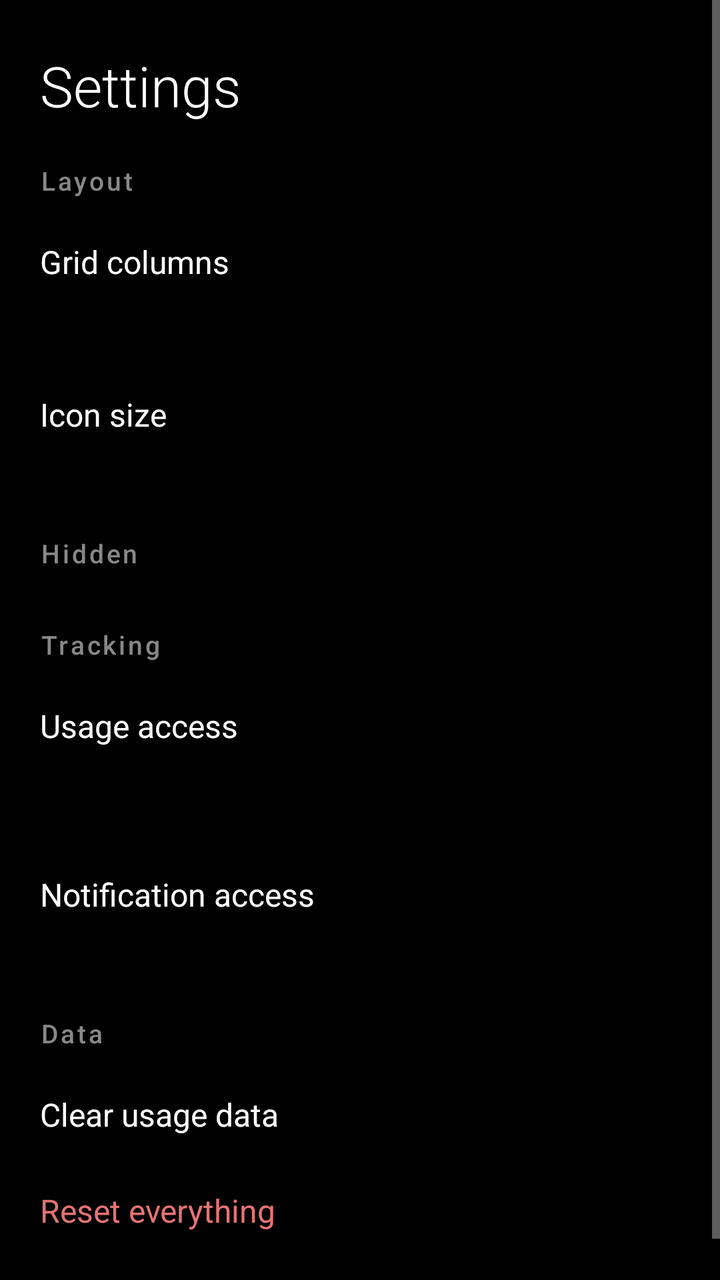
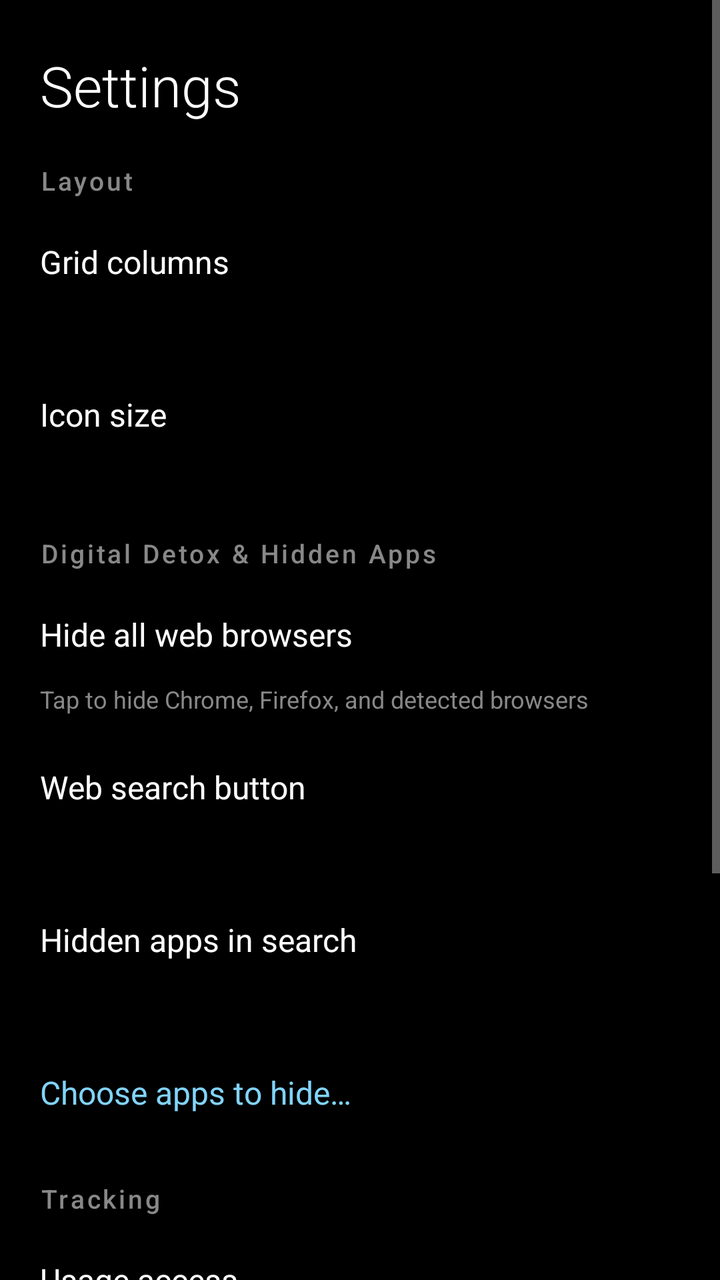

Compare the two renders of this Android layout. The source of the first and the diff that turns it into the second are given below.
<!-- AndroidManifest.xml: application theme Theme.AppCompat.NoActionBar -->
<!-- res/layout/activity_settings.xml -->
<?xml version="1.0" encoding="utf-8"?>
<ScrollView
    xmlns:android="http://schemas.android.com/apk/res/android"
    android:layout_width="match_parent"
    android:layout_height="match_parent"
    android:background="@android:color/black"
    android:fillViewport="true">

    <LinearLayout
        android:layout_width="match_parent"
        android:layout_height="wrap_content"
        android:orientation="vertical"
        android:paddingStart="20dp"
        android:paddingEnd="20dp"
        android:paddingTop="24dp"
        android:paddingBottom="32dp">

        <TextView
            android:layout_width="wrap_content"
            android:layout_height="wrap_content"
            android:text="Settings"
            android:textSize="28sp"
            android:textColor="#FFFFFF"
            android:fontFamily="sans-serif-light"
            android:paddingBottom="20dp" />

        <TextView
            android:layout_width="match_parent"
            android:layout_height="wrap_content"
            android:text="Layout"
            android:textSize="13sp"
            android:textColor="#888888"
            android:fontFamily="sans-serif-medium"
            android:letterSpacing="0.1"
            android:paddingBottom="8dp" />

        <TextView
            android:id="@+id/btn_grid_columns"
            android:layout_width="match_parent"
            android:layout_height="wrap_content"
            android:minHeight="48dp"
            android:gravity="center_vertical"
            android:text="Grid columns"
            android:textSize="16sp"
            android:textColor="#FFFFFF"
            android:background="?attr/selectableItemBackground" />

        <TextView
            android:id="@+id/grid_columns_status"
            android:layout_width="match_parent"
            android:layout_height="wrap_content"
            android:textSize="12sp"
            android:textColor="#888888"
            android:paddingBottom="12dp" />

        <TextView
            android:id="@+id/btn_icon_scale"
            android:layout_width="match_parent"
            android:layout_height="wrap_content"
            android:minHeight="48dp"
            android:gravity="center_vertical"
            android:text="Icon size"
            android:textSize="16sp"
            android:textColor="#FFFFFF"
            android:background="?attr/selectableItemBackground" />

        <TextView
            android:id="@+id/icon_scale_status"
            android:layout_width="match_parent"
            android:layout_height="wrap_content"
            android:textSize="12sp"
            android:textColor="#888888"
            android:paddingBottom="20dp" />

        <TextView
            android:layout_width="match_parent"
            android:layout_height="wrap_content"
            android:text="Hidden"
            android:textSize="13sp"
            android:textColor="#888888"
            android:fontFamily="sans-serif-medium"
            android:letterSpacing="0.1"
            android:paddingBottom="8dp" />

        <LinearLayout
            android:id="@+id/section_hidden"
            android:layout_width="match_parent"
            android:layout_height="wrap_content"
            android:orientation="vertical"
            android:paddingBottom="20dp" />

        <TextView
            android:layout_width="match_parent"
            android:layout_height="wrap_content"
            android:text="Tracking"
            android:textSize="13sp"
            android:textColor="#888888"
            android:fontFamily="sans-serif-medium"
            android:letterSpacing="0.1"
            android:paddingBottom="8dp" />

        <TextView
            android:id="@+id/btn_usage_access"
            android:layout_width="match_parent"
            android:layout_height="wrap_content"
            android:minHeight="48dp"
            android:gravity="center_vertical"
            android:text="Usage access"
            android:textSize="16sp"
            android:textColor="#FFFFFF"
            android:background="?attr/selectableItemBackground" />

        <TextView
            android:id="@+id/usage_access_status"
            android:layout_width="match_parent"
            android:layout_height="wrap_content"
            android:textSize="12sp"
            android:textColor="#888888"
            android:paddingBottom="20dp" />

        <TextView
            android:id="@+id/btn_notif_access"
            android:layout_width="match_parent"
            android:layout_height="wrap_content"
            android:minHeight="48dp"
            android:gravity="center_vertical"
            android:text="Notification access"
            android:textSize="16sp"
            android:textColor="#FFFFFF"
            android:background="?attr/selectableItemBackground" />

        <TextView
            android:id="@+id/notif_access_status"
            android:layout_width="match_parent"
            android:layout_height="wrap_content"
            android:textSize="12sp"
            android:textColor="#888888"
            android:paddingBottom="20dp" />

        <TextView
            android:layout_width="match_parent"
            android:layout_height="wrap_content"
            android:text="Data"
            android:textSize="13sp"
            android:textColor="#888888"
            android:fontFamily="sans-serif-medium"
            android:letterSpacing="0.1"
            android:paddingBottom="8dp" />

        <TextView
            android:id="@+id/btn_clear_usage"
            android:layout_width="match_parent"
            android:layout_height="48dp"
            android:gravity="center_vertical"
            android:text="Clear usage data"
            android:textSize="16sp"
            android:textColor="#FFFFFF"
            android:background="?attr/selectableItemBackground" />

        <TextView
            android:id="@+id/btn_reset_all"
            android:layout_width="match_parent"
            android:layout_height="48dp"
            android:gravity="center_vertical"
            android:text="Reset everything"
            android:textSize="16sp"
            android:textColor="#E57373"
            android:background="?attr/selectableItemBackground" />

    </LinearLayout>
</ScrollView>
<!-- resources referenced by this layout -->
<resources>

</resources>

<!-- the commit's change to res/layout/activity_settings.xml (unified diff, before → after) -->
@@ -75,12 +75,81 @@
         <TextView
             android:layout_width="match_parent"
             android:layout_height="wrap_content"
-            android:text="Hidden"
-            android:textSize="13sp"
-            android:textColor="#888888"
-            android:fontFamily="sans-serif-medium"
-            android:letterSpacing="0.1"
-            android:paddingBottom="8dp" />
+            android:text="Digital Detox &amp; Hidden Apps"
+            android:textSize="13sp"
+            android:textColor="#888888"
+            android:fontFamily="sans-serif-medium"
+            android:letterSpacing="0.1"
+            android:paddingBottom="8dp" />
+
+        <TextView
+            android:id="@+id/btn_hide_browsers"
+            android:layout_width="match_parent"
+            android:layout_height="wrap_content"
+            android:minHeight="48dp"
+            android:gravity="center_vertical"
+            android:text="Hide all web browsers"
+            android:textSize="16sp"
+            android:textColor="#FFFFFF"
+            android:background="?attr/selectableItemBackground" />
+
+        <TextView
+            android:id="@+id/hide_browsers_status"
+            android:layout_width="match_parent"
+            android:layout_height="wrap_content"
+            android:textSize="12sp"
+            android:textColor="#888888"
+            android:text="Tap to hide Chrome, Firefox, and detected browsers"
+            android:paddingBottom="12dp" />
+
+        <TextView
+            android:id="@+id/btn_web_search_fallback"
+            android:layout_width="match_parent"
+            android:layout_height="wrap_content"
+            android:minHeight="48dp"
+            android:gravity="center_vertical"
+            android:text="Web search button"
+            android:textSize="16sp"
+            android:textColor="#FFFFFF"
+            android:background="?attr/selectableItemBackground" />
+
+        <TextView
+            android:id="@+id/web_search_fallback_status"
+            android:layout_width="match_parent"
+            android:layout_height="wrap_content"
+            android:textSize="12sp"
+            android:textColor="#888888"
+            android:paddingBottom="12dp" />
+
+        <TextView
+            android:id="@+id/btn_hidden_in_search"
+            android:layout_width="match_parent"
+            android:layout_height="wrap_content"
+            android:minHeight="48dp"
+            android:gravity="center_vertical"
+            android:text="Hidden apps in search"
+            android:textSize="16sp"
+            android:textColor="#FFFFFF"
+            android:background="?attr/selectableItemBackground" />
+
+        <TextView
+            android:id="@+id/hidden_in_search_status"
+            android:layout_width="match_parent"
+            android:layout_height="wrap_content"
+            android:textSize="12sp"
+            android:textColor="#888888"
+            android:paddingBottom="12dp" />
+
+        <TextView
+            android:id="@+id/btn_manage_hidden"
+            android:layout_width="match_parent"
+            android:layout_height="wrap_content"
+            android:minHeight="48dp"
+            android:gravity="center_vertical"
+            android:text="Choose apps to hide…"
+            android:textSize="16sp"
+            android:textColor="#81D4FA"
+            android:background="?attr/selectableItemBackground" />
 
         <LinearLayout
             android:id="@+id/section_hidden"
